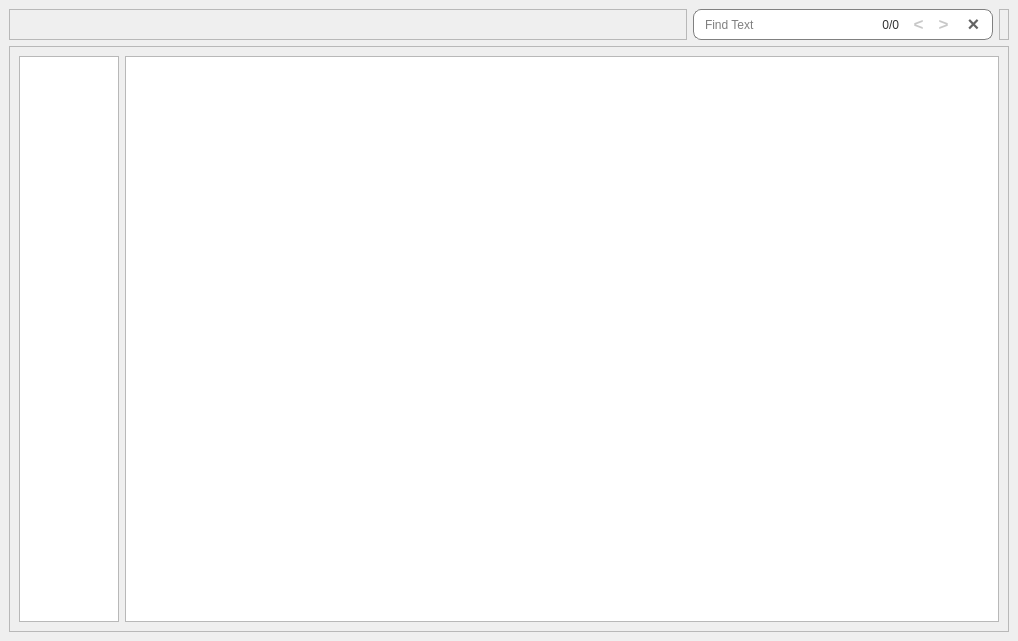
This is GUI/ui/dialog_viewer.ui in dudtj5307/Packet_Parsing_Software as Qt 5 draws it before an edit. The edited form follows.
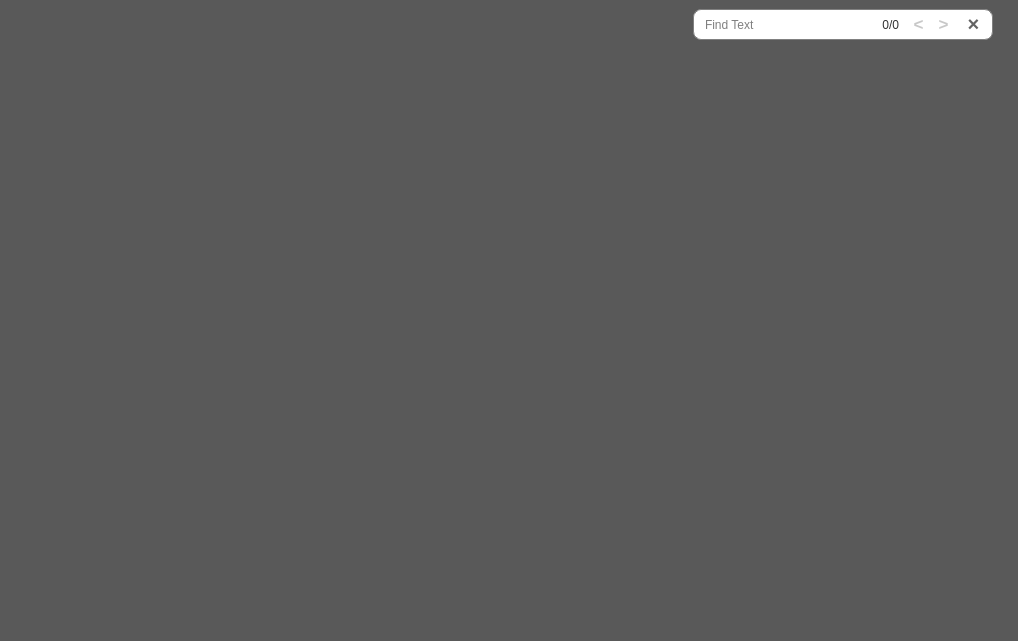
This is the edited form.

What changed in the file:
```diff
--- a/GUI/ui/dialog_viewer.ui
+++ b/GUI/ui/dialog_viewer.ui
@@ -19,10 +19,16 @@
   <property name="windowTitle">
    <string>MainWindow</string>
   </property>
+  <property name="styleSheet">
+   <string notr="true">background-color: rgb(89, 89, 89);</string>
+  </property>
   <widget class="QWidget" name="centralwidget">
    <layout class="QGridLayout" name="gridLayout_3">
     <item row="0" column="2">
      <widget class="QFrame" name="frame_3">
+      <property name="enabled">
+       <bool>false</bool>
+      </property>
       <property name="sizePolicy">
        <sizepolicy hsizetype="Preferred" vsizetype="Fixed">
         <horstretch>0</horstretch>
@@ -41,6 +47,10 @@
         <height>31</height>
        </size>
       </property>
+      <property name="styleSheet">
+       <string notr="true">background-color: transparent;
+border: 0px;</string>
+      </property>
       <property name="frameShape">
        <enum>QFrame::Shape::StyledPanel</enum>
       </property>
@@ -51,6 +61,9 @@
     </item>
     <item row="1" column="0" colspan="3">
      <widget class="QFrame" name="frame">
+      <property name="styleSheet">
+       <string notr="true">border: 0px;</string>
+      </property>
       <property name="frameShape">
        <enum>QFrame::Shape::StyledPanel</enum>
       </property>
@@ -61,19 +74,27 @@
        <item row="0" column="1">
         <widget class="QTableView" name="table_csv">
          <property name="styleSheet">
-          <string notr="true">QTableView::horizontalHeader QHeaderView::section {
-    border: 1px solid darkgray;      /* 열 헤더에만 굵은 빨간색 선 적용 */
-    background-color: #f0f0f0;  /* 열 헤더의 배경색 */
+          <string notr="true">background-color: rgb(245, 245, 245);
+
+QTableView::horizontalHeader {
+	background-color: lightgray;
+    border-bottomr: 1px;
+}
+
+QTableView::verticalHeader {
+    background-color: lightgray;
+    border-right: 1px;
 }
 
 QHeaderView::section:horizontal {
-    padding-left: 4px; /* 열 헤더에 왼쪽 여백 적용 */
-    padding-right: 0px; /* 열 헤더는 오른쪽 여백 제거 */
+	border-right: 1px solid darkgray;
+    padding-left: 4px;
+    padding-right: 0px;
 }
 
 QHeaderView::section:vertical {
-    padding-right: 4px; /* 행 헤더에 오른쪽 여백 적용 */
-    padding-left: 0px; /* 행 헤더는 왼쪽 여백 제거 */
+    padding-right: 4px;
+    padding-left: 0px;
 }</string>
          </property>
         </widget>
@@ -88,13 +109,13 @@
          </property>
          <property name="minimumSize">
           <size>
-           <width>100</width>
+           <width>110</width>
            <height>0</height>
           </size>
          </property>
          <property name="maximumSize">
           <size>
-           <width>100</width>
+           <width>110</width>
            <height>16777215</height>
           </size>
          </property>
@@ -103,6 +124,14 @@
            <pointsize>10</pointsize>
           </font>
          </property>
+         <property name="styleSheet">
+          <string notr="true">background-color: rgb(245, 245, 245);
+
+QListWidget::item {
+    border-bottom: 1px solid gray;  /* 각 아이템 사이에 회색 구분선 추가 */
+    padding-left: 4px;  /* 아이템 내부 여백 */
+}</string>
+         </property>
         </widget>
        </item>
       </layout>
@@ -110,6 +139,9 @@
     </item>
     <item row="0" column="0">
      <widget class="QFrame" name="frame_2">
+      <property name="enabled">
+       <bool>false</bool>
+      </property>
       <property name="sizePolicy">
        <sizepolicy hsizetype="Expanding" vsizetype="Fixed">
         <horstretch>0</horstretch>
@@ -128,6 +160,10 @@
         <height>31</height>
        </size>
       </property>
+      <property name="styleSheet">
+       <string notr="true">background-color: transparent;
+border: 0px;</string>
+      </property>
       <property name="frameShape">
        <enum>QFrame::Shape::StyledPanel</enum>
       </property>
@@ -186,7 +222,8 @@
         </sizepolicy>
        </property>
        <property name="styleSheet">
-        <string notr="true">border: 0px;</string>
+        <string notr="true">border: 0px;
+background-color: rgb(255, 255, 255);</string>
        </property>
        <property name="text">
         <string/>
@@ -221,7 +258,7 @@
 	color: rgb(50, 50, 100);
     background-color: white;
 	border: 0px;	
-	border-radius: 15px;
+	border-radius: 10px;
 }
 
 QPushButton:pressed {
@@ -262,7 +299,7 @@
 	color: rgb(50, 50, 100);
     background-color: white;
 	border: 0px;	
-	border-radius: 15px;
+	border-radius: 10px;
 }
 
 QPushButton:pressed {
@@ -303,7 +340,7 @@
 	color: rgb(100, 100, 100);
     background-color: white;
 	border: 0px;	
-	border-radius: 15px;
+	border-radius: 10px;
 }
 
 QPushButton:pressed {
```
